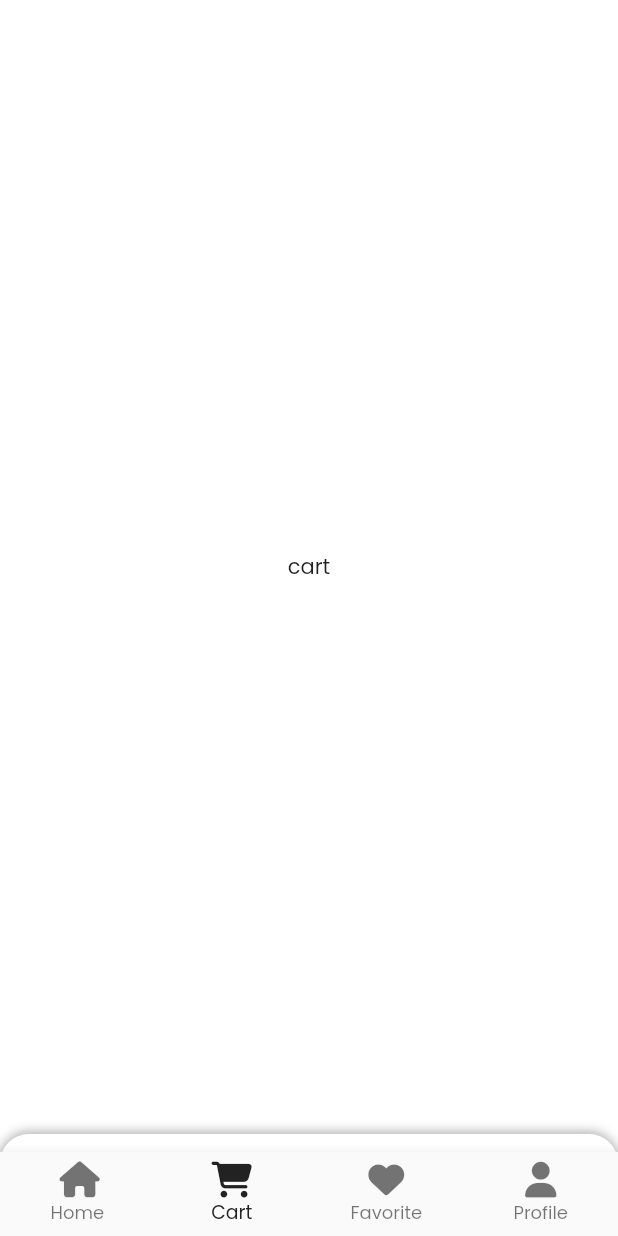
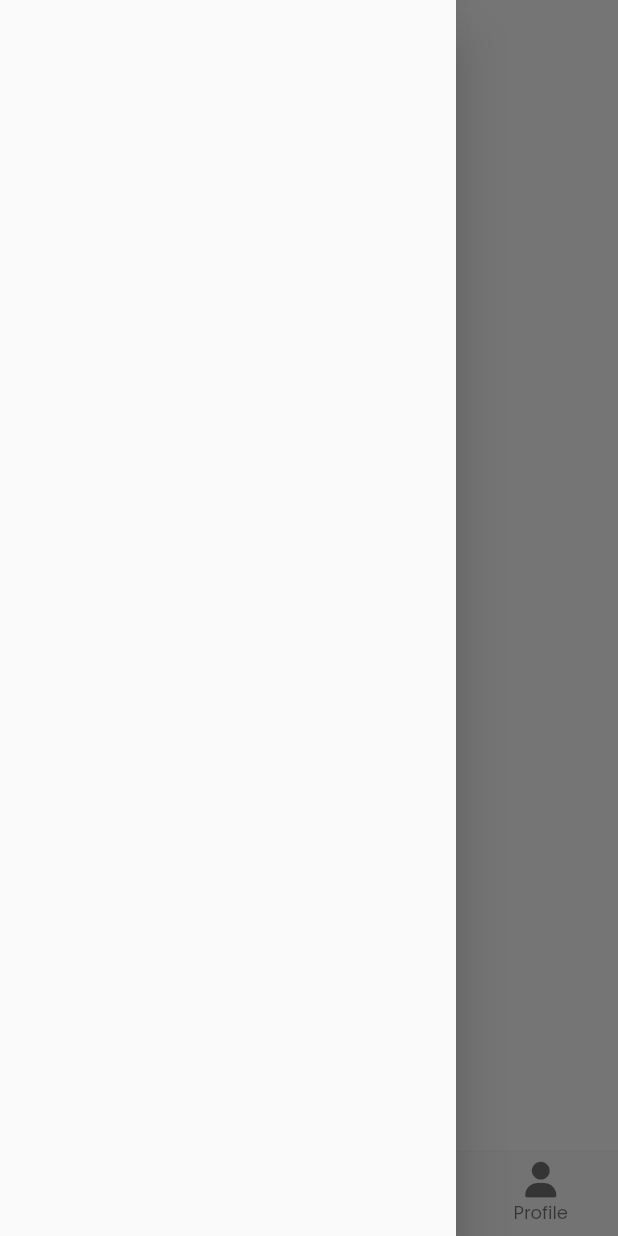
Before and after one commit to kamal606/store_app, a Flutter app: the screen it shows after launch, item 2 of the bottom bar chosen, with the side drawer open (before the commit the screen has no drawer), on a phone screen of 412 x 824 dp. Run offline on Flutter 3.47's test engine with Material 2 defaults, Android fonts, the phone set to English and light mode, and no system bars; our stand-ins replace bloc, cached_network_image, carousel_slider, connectivity_plus, dartz, dio and 10 more; accounts and stored records are empty; network calls fail.

Commit message:
rename to all products

```diff
--- a/lib/core/utils/go_router.dart
+++ b/lib/core/utils/go_router.dart
@@ -1,12 +1,11 @@
 import 'package:flutter_bloc/flutter_bloc.dart';
 import 'package:go_router/go_router.dart';
+import 'package:store_app/feautres/product/presentation/bloc/get_all_products/get_product_of_category_bloc.dart';
 import 'package:store_app/feautres/product/presentation/view/cart_view.dart';
 import 'package:store_app/feautres/product/presentation/view/favorite_view.dart';
 import 'package:store_app/feautres/product/presentation/view/home_view.dart';
 import 'package:store_app/core/utils/dependency_injection.dart' as di;
 import 'package:store_app/feautres/product/presentation/view/profile_view.dart';
-
-import '../../feautres/product/presentation/bloc/get_product_of_category/get_product_of_category_bloc.dart';
 
 abstract class AppRouter {
   static const String cartView = "/cartView";
@@ -19,7 +18,7 @@ abstract class AppRouter {
         path: "/",
         builder: (context, state) => BlocProvider(
           create: (context) =>
-              di.sl<GetProductOfCategoryBloc>()..add(GetProductOfCategory()),
+              di.sl<AllProductsBloc>()..add(GetAllProductsEvent()),
           child: const HomeView(),
         ),
       ),
--- a/lib/feautres/product/domain/repository/repo_product.dart
+++ b/lib/feautres/product/domain/repository/repo_product.dart
@@ -2,6 +2,6 @@ import 'package:dartz/dartz.dart';
 import 'package:store_app/core/utils/failure.dart';
 import 'package:store_app/feautres/product/domain/entities/product_entity.dart';
 
-abstract class GetProductsOfCategoryRepo {
-  Future<Either<Failure, List<ProductEntity>>> getProductsOfCategory();
+abstract class AllProductsRepo {
+  Future<Either<Failure, List<ProductEntity>>> getAllProducts();
 }
--- a/lib/feautres/product/presentation/bloc/get_product_of_category/get_product_of_category_bloc.dart
+++ b/lib/feautres/product/presentation/bloc/get_all_products/get_product_of_category_bloc.dart
@@ -7,20 +7,19 @@ import 'package:store_app/feautres/product/domain/use_cases/get_products_of_cate
 part 'get_product_of_category_event.dart';
 part 'get_product_of_category_state.dart';
 
-class GetProductOfCategoryBloc
-    extends Bloc<GetProductOfCategoryEvent, GetProductOfCategoryState> {
-  final GetProductOfCategoryUseCase getProductOfCategoryUseCase;
+class AllProductsBloc extends Bloc<AllProductsStateEvent, AllProductsState> {
+  final AllProductsUseCase getProductOfCategoryUseCase;
 
-  GetProductOfCategoryBloc({
+  AllProductsBloc({
     required this.getProductOfCategoryUseCase,
-  }) : super(GetProductOfCategoryInitial()) {
-    on<GetProductOfCategoryEvent>((event, emit) async {
-      if (event is GetProductOfCategory) {
-        emit(GetProductOfCategoryLoading());
+  }) : super(AllProductsStateInitial()) {
+    on<AllProductsStateEvent>((event, emit) async {
+      if (event is GetAllProductsEvent) {
+        emit(AllProductsStateLoading());
         final getProducts = await getProductOfCategoryUseCase.call();
         getProducts.fold(
-            (l) => emit(GetProductOfCategoryFailure(errMessage: l.message)),
-            (r) => emit(GetProductOfCategorySuccess(products: r)));
+            (l) => emit(AllProductsStateFailure(errMessage: l.message)),
+            (r) => emit(AllProductsStateSuccess(products: r)));
       }
     });
   }
--- a/lib/feautres/product/presentation/bloc/get_product_of_category/get_product_of_category_event.dart
+++ b/lib/feautres/product/presentation/bloc/get_all_products/get_product_of_category_event.dart
@@ -1,13 +1,13 @@
 part of 'get_product_of_category_bloc.dart';
 
 @immutable
-sealed class GetProductOfCategoryEvent extends Equatable {
+sealed class AllProductsStateEvent extends Equatable {
   @override
   List<Object?> get props => [];
 }
 
-class GetProductOfCategory extends GetProductOfCategoryEvent {
-  GetProductOfCategory();
+class GetAllProductsEvent extends AllProductsStateEvent {
+  GetAllProductsEvent();
 
   @override
   List<Object?> get props => [];
--- a/lib/feautres/product/presentation/view/home_view.dart
+++ b/lib/feautres/product/presentation/view/home_view.dart
@@ -38,6 +38,7 @@ class _HomeViewState extends State<HomeView> {
   @override
   Widget build(BuildContext context) {
     return Scaffold(
+      drawer: const Drawer(),
       bottomNavigationBar: CustomBottomNavBar(
           currentIndex: _selectedIndex, onTap: _onItemTapped),
       body: _widgetOptions.elementAt(_selectedIndex),
--- a/lib/feautres/product/presentation/widgets/home/custom_nav_bar.dart
+++ b/lib/feautres/product/presentation/widgets/home/custom_nav_bar.dart
@@ -11,20 +11,7 @@ class CustomBottomNavBar extends StatelessWidget {
   final Function(int)? onTap;
   @override
   Widget build(BuildContext context) {
-    return Container(
-      padding: EdgeInsets.only(top: 10.h),
-      decoration: BoxDecoration(
-          color: AppColor.white,
-          boxShadow: [
-            BoxShadow(
-              color: AppColor.grey,
-              blurRadius: 5.h,
-              offset: Offset(0, -1.h),
-            )
-          ],
-          borderRadius: BorderRadius.only(
-              topLeft: Radius.circular(16.h), topRight: Radius.circular(16.h))),
-      child: BottomNavigationBar(
+    return BottomNavigationBar(
       selectedItemColor: AppColor.blacK,
       selectedLabelStyle: AppFonts.regular_11,
       selectedIconTheme: const IconThemeData(color: AppColor.blacK),
@@ -56,8 +43,8 @@ class CustomBottomNavBar extends StatelessWidget {
       ],
       currentIndex: currentIndex,
       onTap: onTap,
+      elevation: 2.h,
       type: BottomNavigationBarType.fixed,
-      ),
     );
   }
 }
--- a/lib/feautres/product/presentation/widgets/home/home_view_body.dart
+++ b/lib/feautres/product/presentation/widgets/home/home_view_body.dart
@@ -1,7 +1,6 @@
 import 'package:flutter/material.dart';
 import 'package:flutter_screenutil/flutter_screenutil.dart';
 import 'package:store_app/core/color/app_color.dart';
-import 'package:store_app/core/classes/icons.dart';
 import 'package:store_app/feautres/product/presentation/widgets/home/carouse_slider.dart';
 import 'package:store_app/feautres/product/presentation/widgets/home/custom_list_product_home.dart';
 import 'package:store_app/feautres/product/presentation/widgets/home/list_category_home.dart';
@@ -21,8 +20,6 @@ class HomeViewBody extends StatelessWidget {
       physics: const BouncingScrollPhysics(),
       slivers: [
         CustomSliverAppBar(
-          iconLeading: AppIcon.solidChessRook,
-          onPressedLeading: () {},
           action: CircleAvatar(
             backgroundColor: AppColor.white,
             child: Image.asset(
```
Also changed, not shown: lib/core/utils/dependency_injection.dart (+7 -7 lines), lib/core/widgets/custom_appbar.dart (+8 -4 lines), lib/feautres/product/data/data_source/local_data_source.dart/products_local_data_source.dart (+6 -6 lines), lib/feautres/product/data/data_source/remote_data_source/product_of_category_remote_date_source.dart (+9 -10 lines), lib/feautres/product/data/repository/repo_product_of_category_impl.dart (+6 -7 lines), lib/feautres/product/domain/use_cases/get_products_of_category_use_case.dart (+4 -4 lines), lib/feautres/product/presentation/bloc/get_all_products/get_product_of_category_state.dart (added, +33 -0 lines), lib/feautres/product/presentation/bloc/get_product_of_category/get_product_of_category_state.dart (deleted, +0 -33 lines), lib/feautres/product/presentation/widgets/home/custom_list_product_home.dart (+4 -4 lines), lib/feautres/product/domain/repository/repo_details_product.dart (added). Lines whose indentation alone changed are shown as unchanged.
